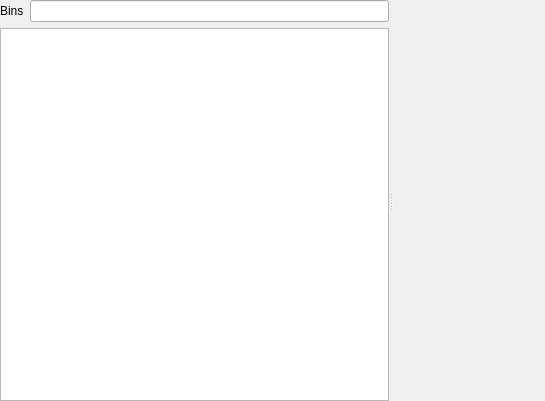
The window that src/widget/distributionplot.ui (mugiseyebrows/mugi-query) describes before a commit, drawn with Qt 5.
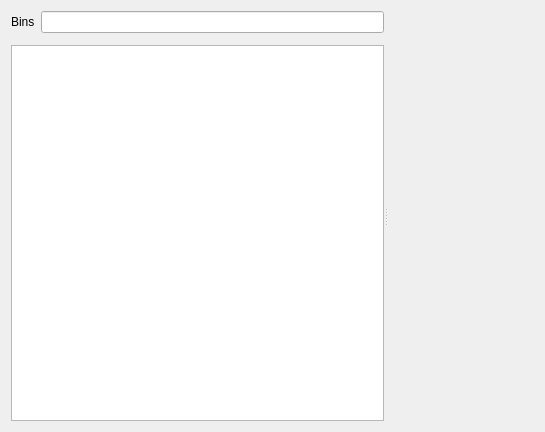
The same window after the commit. Custom widgets are drawn as their Qt base class.

The edit to the form file:
```diff
--- a/src/widget/distributionplot.ui
+++ b/src/widget/distributionplot.ui
@@ -7,25 +7,13 @@
     <x>0</x>
     <y>0</y>
     <width>545</width>
-    <height>401</height>
+    <height>432</height>
    </rect>
   </property>
   <property name="windowTitle">
    <string>Form</string>
   </property>
   <layout class="QVBoxLayout" name="verticalLayout_2">
-   <property name="leftMargin">
-    <number>0</number>
-   </property>
-   <property name="topMargin">
-    <number>0</number>
-   </property>
-   <property name="rightMargin">
-    <number>0</number>
-   </property>
-   <property name="bottomMargin">
-    <number>0</number>
-   </property>
    <item>
     <widget class="QSplitter" name="splitter">
      <property name="orientation">
@@ -47,6 +35,9 @@
          </item>
         </layout>
        </item>
+       <item>
+        <widget class="DirstibutionPlotOptionsEdit" name="options" native="true"/>
+       </item>
        <item>
         <widget class="QTableView" name="table"/>
        </item>
@@ -69,6 +60,12 @@
    <extends>QLineEdit</extends>
    <header>intlineedit.h</header>
   </customwidget>
+  <customwidget>
+   <class>DirstibutionPlotOptionsEdit</class>
+   <extends>QWidget</extends>
+   <header>dirstibutionplotoptionsedit.h</header>
+   <container>1</container>
+  </customwidget>
  </customwidgets>
  <resources/>
  <connections/>
```
